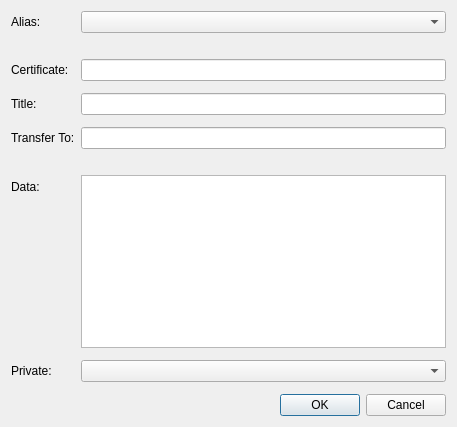
Above: src/qt/forms/editcertdialog.ui from willyko/syscoin2 before the change. Below: the same form after it.
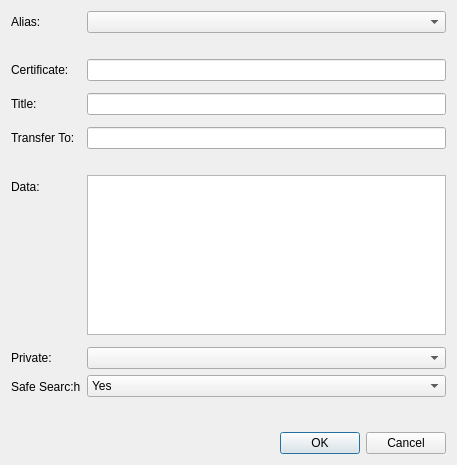
That is the form after the change.

Diff of the .ui file:
```diff
--- a/src/qt/forms/editcertdialog.ui
+++ b/src/qt/forms/editcertdialog.ui
@@ -7,7 +7,7 @@
     <x>0</x>
     <y>0</y>
     <width>457</width>
-    <height>427</height>
+    <height>465</height>
    </rect>
   </property>
   <property name="windowTitle">
@@ -19,9 +19,23 @@
      <property name="fieldGrowthPolicy">
       <enum>QFormLayout::AllNonFixedFieldsGrow</enum>
      </property>
+     <item row="0" column="0">
+      <widget class="QLabel" name="label">
+       <property name="text">
+        <string>Alias:</string>
+       </property>
+      </widget>
+     </item>
      <item row="0" column="1">
       <widget class="QComboBox" name="aliasEdit"/>
      </item>
+     <item row="1" column="1">
+      <widget class="QLabel" name="aliasDisclaimer">
+       <property name="text">
+        <string/>
+       </property>
+      </widget>
+     </item>
      <item row="2" column="0">
       <widget class="QLabel" name="certLabel">
        <property name="text">
@@ -112,22 +126,53 @@
        </property>
       </widget>
      </item>
+     <item row="11" column="0">
+      <widget class="QLabel" name="labelSafeSearch">
+       <property name="text">
+        <string>Safe Searc:h</string>
+       </property>
+      </widget>
+     </item>
      <item row="11" column="1">
-      <layout class="QVBoxLayout" name="verticalLayout_6"/>
-     </item>
-     <item row="0" column="0">
-      <widget class="QLabel" name="label">
+      <layout class="QVBoxLayout" name="verticalLayout_6">
+       <item>
+        <widget class="QComboBox" name="safeSearchEdit">
+         <item>
+          <property name="text">
+           <string>Yes</string>
+          </property>
+         </item>
+         <item>
        <property name="text">
-        <string>Alias:</string>
-       </property>
-      </widget>
-     </item>
-     <item row="1" column="1">
-      <widget class="QLabel" name="aliasDisclaimer">
+           <string>No</string>
+          </property>
+         </item>
+        </widget>
+       </item>
+       <item>
+        <widget class="QLabel" name="safeSearchDisclaimer">
        <property name="text">
         <string/>
        </property>
-      </widget>
+         <property name="wordWrap">
+          <bool>true</bool>
+         </property>
+        </widget>
+       </item>
+       <item>
+        <spacer name="verticalSpacer">
+         <property name="orientation">
+          <enum>Qt::Vertical</enum>
+         </property>
+         <property name="sizeHint" stdset="0">
+          <size>
+           <width>20</width>
+           <height>40</height>
+          </size>
+         </property>
+        </spacer>
+       </item>
+      </layout>
      </item>
     </layout>
    </item>
```
Lines whose indentation alone changed are shown as unchanged.
